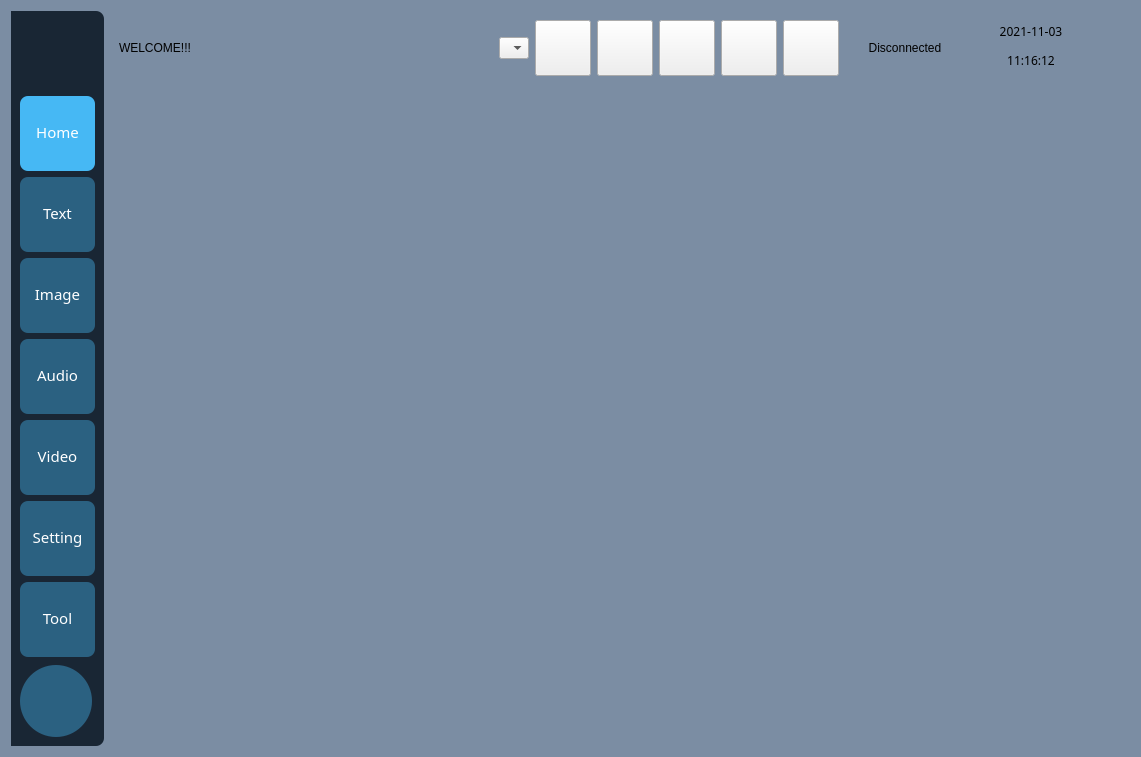
hanjingo/rag-qt, file src/framework/FrameworkWidget.ui: the form before one commit.
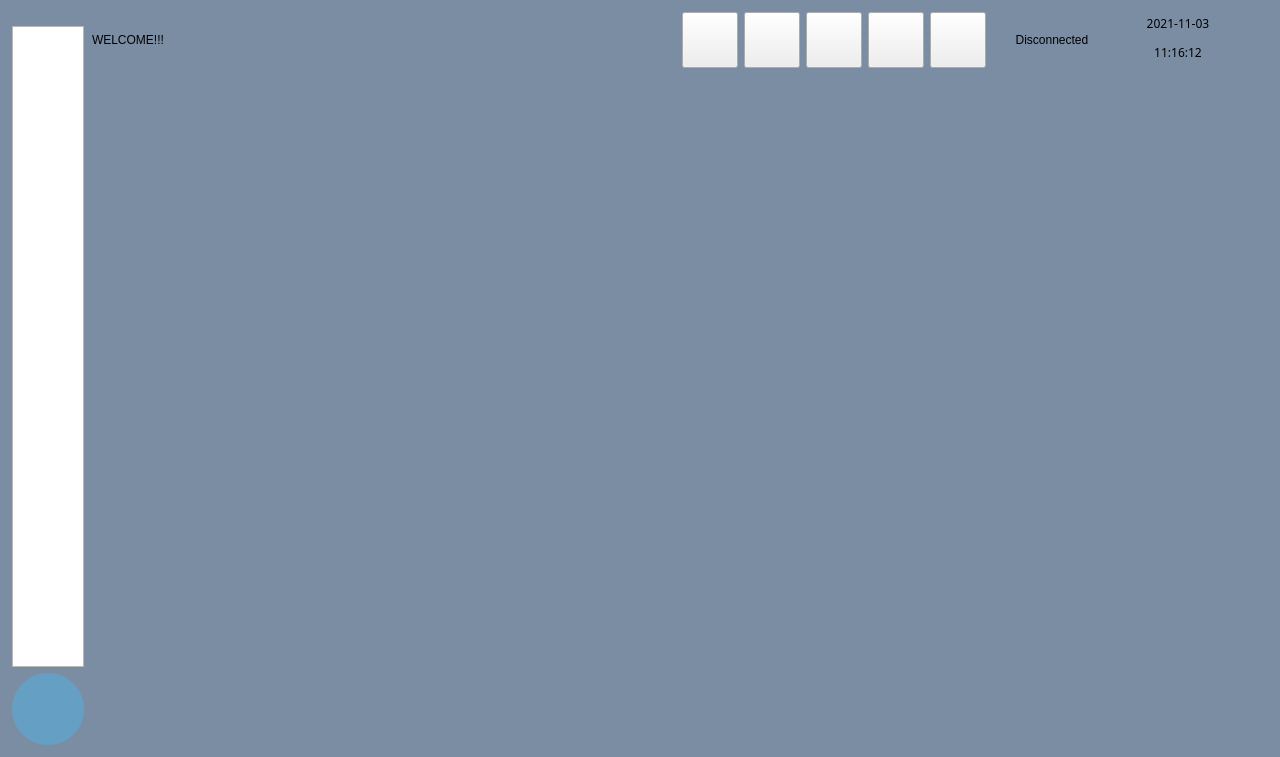
The form after the commit. Icons and pictures are not drawn.

Commit message: plugin style

```diff
--- a/src/framework/FrameworkWidget.ui
+++ b/src/framework/FrameworkWidget.ui
@@ -9,7 +9,7 @@
    <rect>
     <x>0</x>
     <y>0</y>
-    <width>1141</width>
+    <width>1280</width>
     <height>757</height>
    </rect>
   </property>
@@ -27,7 +27,13 @@
   </property>
   <layout class="QGridLayout" name="gridLayout">
    <item row="0" column="0" rowspan="2">
-    <widget class="QWidget" name="AppBarWidget" native="true">
+    <widget class="QWidget" name="DockWidget" native="true">
+     <property name="maximumSize">
+      <size>
+       <width>90</width>
+       <height>16777215</height>
+      </size>
+     </property>
      <property name="styleSheet">
       <string notr="true">QWidget#AppBarWidget{background:#192634;
 border-top-left-radius:0px;
@@ -36,475 +42,25 @@
 border-bottom-right-radius:8px;}</string>
      </property>
      <layout class="QVBoxLayout" name="verticalLayout">
+      <property name="leftMargin">
+       <number>1</number>
+      </property>
+      <property name="topMargin">
+       <number>15</number>
+      </property>
+      <property name="rightMargin">
+       <number>1</number>
+      </property>
+      <property name="bottomMargin">
+       <number>1</number>
+      </property>
       <item>
-       <widget class="QLabel" name="lblLogo">
-        <property name="minimumSize">
-         <size>
-          <width>70</width>
-          <height>70</height>
-         </size>
-        </property>
-        <property name="maximumSize">
-         <size>
-          <width>70</width>
-          <height>70</height>
-         </size>
-        </property>
-        <property name="autoFillBackground">
-         <bool>false</bool>
-        </property>
+       <widget class="QListWidget" name="listWidgetAppBar">
         <property name="styleSheet">
-         <string notr="true">border-radius:2px;</string>
+         <string notr="true"/>
         </property>
-        <property name="text">
-         <string/>
-        </property>
-        <property name="pixmap">
-         <pixmap>:/NewImg/icon-logo.svg</pixmap>
-        </property>
-        <property name="scaledContents">
-         <bool>true</bool>
-        </property>
-        <property name="alignment">
-         <set>Qt::AlignmentFlag::AlignCenter</set>
-        </property>
        </widget>
       </item>
-      <item>
-       <widget class="QToolButton" name="btnHome">
-        <property name="minimumSize">
-         <size>
-          <width>75</width>
-          <height>75</height>
-         </size>
-        </property>
-        <property name="maximumSize">
-         <size>
-          <width>75</width>
-          <height>75</height>
-         </size>
-        </property>
-        <property name="font">
-         <font>
-          <family>微软雅黑</family>
-          <pointsize>11</pointsize>
-          <italic>false</italic>
-          <bold>false</bold>
-         </font>
-        </property>
-        <property name="styleSheet">
-         <string notr="true">QToolButton
-{
-	background:rgba(70,184,244,0.40);	
-	border-radius:8px;
-	color:rgb(255, 255, 255);
-	padding-top:-3px;
-	padding-bottom:0px;
-	font:11pt &quot;微软雅黑&quot;;
-}
-
-QToolButton:checked
-{
-	background-color:#46B8F4;
-}</string>
-        </property>
-        <property name="text">
-         <string>Home</string>
-        </property>
-        <property name="icon">
-         <iconset resource="../../res.qrc">
-          <normaloff>:/icons/home</normaloff>:/icons/home</iconset>
-        </property>
-        <property name="iconSize">
-         <size>
-          <width>54</width>
-          <height>54</height>
-         </size>
-        </property>
-        <property name="checkable">
-         <bool>true</bool>
-        </property>
-        <property name="checked">
-         <bool>true</bool>
-        </property>
-        <property name="popupMode">
-         <enum>QToolButton::ToolButtonPopupMode::DelayedPopup</enum>
-        </property>
-        <property name="toolButtonStyle">
-         <enum>Qt::ToolButtonStyle::ToolButtonTextUnderIcon</enum>
-        </property>
-        <property name="autoRaise">
-         <bool>false</bool>
-        </property>
-       </widget>
-      </item>
-      <item>
-       <widget class="QToolButton" name="btnText">
-        <property name="minimumSize">
-         <size>
-          <width>75</width>
-          <height>75</height>
-         </size>
-        </property>
-        <property name="maximumSize">
-         <size>
-          <width>75</width>
-          <height>75</height>
-         </size>
-        </property>
-        <property name="font">
-         <font>
-          <family>微软雅黑</family>
-          <pointsize>11</pointsize>
-          <italic>false</italic>
-          <bold>false</bold>
-         </font>
-        </property>
-        <property name="styleSheet">
-         <string notr="true">QToolButton
-{
-	background:rgba(70,184,244,0.40);	
-	border-radius:8px;
-	color:rgb(255, 255, 255);
-	padding-top:-3px;
-	padding-bottom:0px;
-	font:11pt &quot;微软雅黑&quot;;
-}
-
-QToolButton:checked
-{
-	background-color:#46B8F4;
-}</string>
-        </property>
-        <property name="text">
-         <string>Text</string>
-        </property>
-        <property name="icon">
-         <iconset resource="../../res.qrc">
-          <normaloff>:/icons/text</normaloff>:/icons/text</iconset>
-        </property>
-        <property name="iconSize">
-         <size>
-          <width>54</width>
-          <height>54</height>
-         </size>
-        </property>
-        <property name="checkable">
-         <bool>true</bool>
-        </property>
-        <property name="toolButtonStyle">
-         <enum>Qt::ToolButtonStyle::ToolButtonTextUnderIcon</enum>
-        </property>
-       </widget>
-      </item>
-      <item>
-       <widget class="QToolButton" name="btnImage">
-        <property name="minimumSize">
-         <size>
-          <width>75</width>
-          <height>75</height>
-         </size>
-        </property>
-        <property name="maximumSize">
-         <size>
-          <width>75</width>
-          <height>75</height>
-         </size>
-        </property>
-        <property name="font">
-         <font>
-          <family>微软雅黑</family>
-          <pointsize>11</pointsize>
-          <italic>false</italic>
-          <bold>false</bold>
-         </font>
-        </property>
-        <property name="styleSheet">
-         <string notr="true">QToolButton
-{
-	background:rgba(70,184,244,0.40);	
-	border-radius:8px;
-	color:rgb(255, 255, 255);
-	padding-top:-3px;
-	padding-bottom:0px;
-	font:11pt &quot;微软雅黑&quot;;
-}
-
-QToolButton:checked
-{
-	background-color:#46B8F4;
-}</string>
-        </property>
-        <property name="text">
-         <string>Image</string>
-        </property>
-        <property name="icon">
-         <iconset resource="../../res.qrc">
-          <normaloff>:/icons/image</normaloff>:/icons/image</iconset>
-        </property>
-        <property name="iconSize">
-         <size>
-          <width>54</width>
-          <height>54</height>
-         </size>
-        </property>
-        <property name="checkable">
-         <bool>true</bool>
-        </property>
-        <property name="toolButtonStyle">
-         <enum>Qt::ToolButtonStyle::ToolButtonTextUnderIcon</enum>
-        </property>
-       </widget>
-      </item>
-      <item>
-       <widget class="QToolButton" name="btnAudio">
-        <property name="minimumSize">
-         <size>
-          <width>75</width>
-          <height>75</height>
-         </size>
-        </property>
-        <property name="maximumSize">
-         <size>
-          <width>75</width>
-          <height>75</height>
-         </size>
-        </property>
-        <property name="font">
-         <font>
-          <family>微软雅黑</family>
-          <pointsize>11</pointsize>
-          <italic>false</italic>
-          <bold>false</bold>
-         </font>
-        </property>
-        <property name="styleSheet">
-         <string notr="true">QToolButton
-{
-	background:rgba(70,184,244,0.40);	
-	border-radius:8px;
-	color:rgb(255, 255, 255);
-	padding-top:-3px;
-	padding-bottom:0px;
-	font:11pt &quot;微软雅黑&quot;;
-}
-
-QToolButton:checked
-{
-	background-color:#46B8F4;
-}</string>
-        </property>
-        <property name="text">
-         <string>Audio</string>
-        </property>
-        <property name="icon">
-         <iconset resource="../../res.qrc">
-          <normaloff>:/icons/audio</normaloff>:/icons/audio</iconset>
-        </property>
-        <property name="iconSize">
-         <size>
-          <width>54</width>
-          <height>54</height>
-         </size>
-        </property>
-        <property name="checkable">
-         <bool>true</bool>
-        </property>
-        <property name="toolButtonStyle">
-         <enum>Qt::ToolButtonStyle::ToolButtonTextUnderIcon</enum>
-        </property>
-       </widget>
-      </item>
-      <item>
-       <widget class="QToolButton" name="btnVideo">
-        <property name="minimumSize">
-         <size>
-          <width>75</width>
-          <height>75</height>
-         </size>
-        </property>
-        <property name="maximumSize">
-         <size>
-          <width>75</width>
-          <height>75</height>
-         </size>
-        </property>
-        <property name="font">
-         <font>
-          <family>微软雅黑</family>
-          <pointsize>11</pointsize>
-          <italic>false</italic>
-          <bold>false</bold>
-         </font>
-        </property>
-        <property name="styleSheet">
-         <string notr="true">QToolButton
-{
-	background:rgba(70,184,244,0.40);	
-	border-radius:8px;
-	color:rgb(255, 255, 255);
-	padding-top:-3px;
-	padding-bottom:0px;
-	font:11pt &quot;微软雅黑&quot;;
-}
-
-QToolButton:checked
-{
-	background-color:#46B8F4;
-}</string>
-        </property>
-        <property name="text">
-         <string>Video</string>
-        </property>
-        <property name="icon">
-         <iconset resource="../../res.qrc">
-          <normaloff>:/icons/video</normaloff>:/icons/video</iconset>
-        </property>
-        <property name="iconSize">
-         <size>
-          <width>54</width>
-          <height>54</height>
-         </size>
-        </property>
-        <property name="checkable">
-         <bool>true</bool>
-        </property>
-        <property name="toolButtonStyle">
-         <enum>Qt::ToolButtonStyle::ToolButtonTextUnderIcon</enum>
-        </property>
-       </widget>
-      </item>
-      <item>
-       <widget class="QToolButton" name="btnSetting">
-        <property name="minimumSize">
-         <size>
-          <width>75</width>
-          <height>75</height>
-         </size>
-        </property>
-        <property name="maximumSize">
-         <size>
-          <width>75</width>
-          <height>75</height>
-         </size>
-        </property>
-        <property name="font">
-         <font>
-          <family>微软雅黑</family>
-          <pointsize>11</pointsize>
-          <italic>false</italic>
-          <bold>false</bold>
-         </font>
-        </property>
-        <property name="styleSheet">
-         <string notr="true">QToolButton
-{
-	background:rgba(70,184,244,0.40);	
-	border-radius:8px;
-	color:rgb(255, 255, 255);
-	padding-top:-3px;
-	padding-bottom:0px;
-	font:11pt &quot;微软雅黑&quot;;
-}
-
-QToolButton:checked
-{
-	background-color:#46B8F4;
-}</string>
-        </property>
-        <property name="text">
-         <string>Setting</string>
-        </property>
-        <property name="icon">
-         <iconset resource="../../res.qrc">
-          <normaloff>:/icons/settings</normaloff>:/icons/settings</iconset>
-        </property>
-        <property name="iconSize">
-         <size>
-          <width>54</width>
-          <height>54</height>
-         </size>
-        </property>
-        <property name="checkable">
-         <bool>true</bool>
-        </property>
-        <property name="toolButtonStyle">
-         <enum>Qt::ToolButtonStyle::ToolButtonTextUnderIcon</enum>
-        </property>
-       </widget>
-      </item>
-      <item>
-       <widget class="QToolButton" name="btnTool">
-        <property name="minimumSize">
-         <size>
-          <width>75</width>
-          <height>75</height>
-         </size>
-        </property>
-        <property name="maximumSize">
-         <size>
-          <width>75</width>
-          <height>75</height>
-         </size>
-        </property>
-        <property name="font">
-         <font>
-          <family>微软雅黑</family>
-          <pointsize>11</pointsize>
-          <italic>false</italic>
-          <bold>false</bold>
-         </font>
-        </property>
-        <property name="styleSheet">
-         <string notr="true">QToolButton
-{
-	background:rgba(70,184,244,0.40);	
-	border-radius:8px;
-	color:rgb(255, 255, 255);
-	padding-top:-3px;
-	padding-bottom:0px;
-	font:11pt &quot;微软雅黑&quot;;
-}
-
-QToolButton:checked
-{
-	background-color:#46B8F4;
-}</string>
-        </property>
-        <property name="text">
-         <string>Tool</string>
-        </property>
-        <property name="icon">
-         <iconset resource="../../res.qrc">
-          <normaloff>:/icons/tool</normaloff>:/icons/tool</iconset>
-        </property>
-        <property name="iconSize">
-         <size>
-          <width>54</width>
-          <height>54</height>
-         </size>
-        </property>
-        <property name="checkable">
-         <bool>true</bool>
-        </property>
-        <property name="toolButtonStyle">
-         <enum>Qt::ToolButtonStyle::ToolButtonTextUnderIcon</enum>
-        </property>
-       </widget>
-      </item>
-      <item>
-       <spacer name="verticalSpacer">
-        <property name="orientation">
-         <enum>Qt::Orientation::Vertical</enum>
-        </property>
-        <property name="sizeHint" stdset="0">
-         <size>
-          <width>20</width>
-          <height>40</height>
-         </size>
-        </property>
-       </spacer>
-      </item>
       <item>
        <widget class="QToolButton" name="btnUser">
         <property name="minimumSize">
@@ -556,6 +112,18 @@
    <item row="0" column="1">
     <widget class="QWidget" name="widget" native="true">
      <layout class="QHBoxLayout" name="horizontalLayout_2">
+      <property name="leftMargin">
+       <number>1</number>
+      </property>
+      <property name="topMargin">
+       <number>1</number>
+      </property>
+      <property name="rightMargin">
+       <number>1</number>
+      </property>
+      <property name="bottomMargin">
+       <number>1</number>
+      </property>
       <item>
        <widget class="QLabel" name="lblNotice">
         <property name="minimumSize">
@@ -584,6 +152,31 @@
       </item>
       <item>
        <widget class="QComboBox" name="comboLang">
+        <property name="styleSheet">
+         <string notr="true">QComboBox {
+    border: none; 
+    
+    /* border: 1px solid #dcdcdc; */
+
+    background-color: transparent; 
+
+    padding-left: 4px; 
+}
+
+QComboBox::drop-down {
+    subcontrol-origin: padding;
+    subcontrol-position: top right;
+    width: 15px;
+
+    border-left-width: 0px; 
+    border-left-style: solid;
+}
+
+QComboBox QAbstractItemView {
+    border: 1px solid #cccccc;
+    background-color: #ffffff;
+}</string>
+        </property>
         <property name="iconSize">
          <size>
           <width>20</width>
```
Left out of the diff: 2 changed lines with no effect on the pictures. The commit also changes 36 other files.
